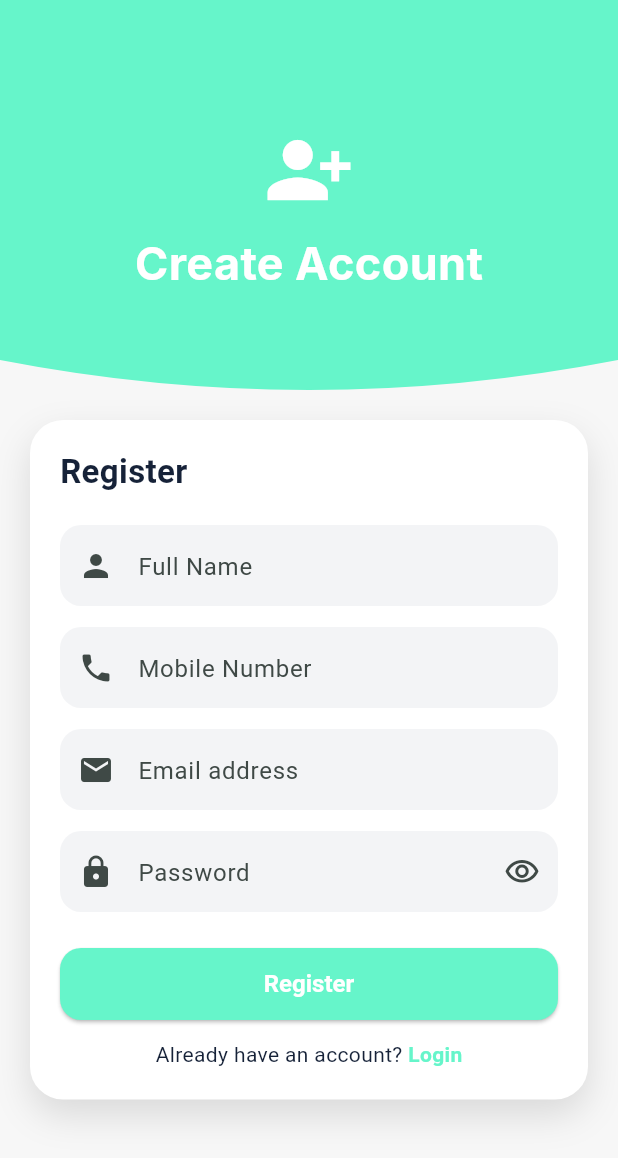
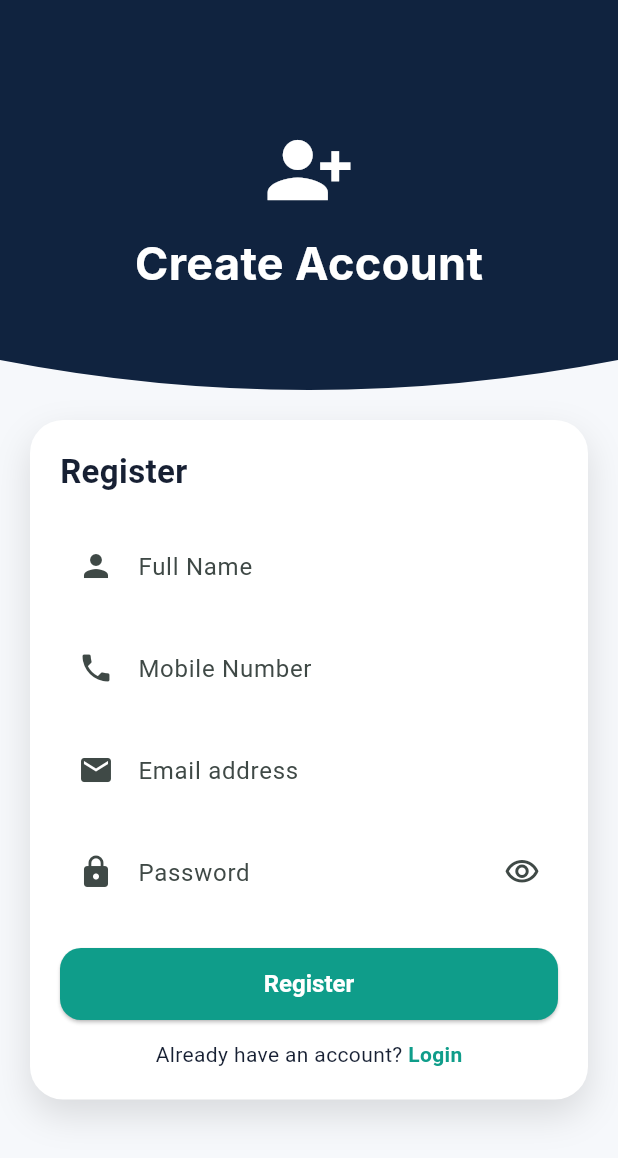
Before and after one commit to manishsukariya/PriceShield, a Flutter app: the RegisterScreen screen opened by its route, after a tap on "Login", after a tap on "Sign up", on a phone screen of 412 x 824 dp. Shown: the top 1158 px of the screen. Run offline on Flutter 3.47's test engine with Material 3 defaults, Android fonts, the phone set to English and light mode, and no system bars; our stand-ins replace firebase_auth, firebase_core, geocoding, geolocator, google_fonts, image_picker and 1 more; missing offline and left inert: google_mlkit_text_recognition, mobile_scanner; accounts and stored records are empty.

Commit message:
feat: complete professional PriceShield UI redesign

```diff
--- a/lib/app/navigation/main_navigation.dart
+++ b/lib/app/navigation/main_navigation.dart
@@ -3,6 +3,7 @@ import 'package:priceshield/features/complaints/presentation/screens/complaints_
 import 'package:priceshield/features/home/presentation/screens/home_screen.dart';
 import 'package:priceshield/features/scanner/presentation/screens/scanner_screen.dart';
 import 'package:priceshield/features/profile/presentation/screens/profile_screen.dart';
+import 'package:priceshield/core/theme/app_theme.dart';
 
 class MainNavigation extends StatefulWidget {
   const MainNavigation({super.key});
@@ -38,7 +39,7 @@ class _MainNavigationState extends State<MainNavigation> {
           ? FloatingActionButton.large(
               onPressed: _openScanner,
               tooltip: 'Scan product',
-              backgroundColor: const Color(0xff0D1B2A),
+              backgroundColor: PriceShieldColors.navy,
               foregroundColor: Colors.white,
               child: const Icon(Icons.qr_code_scanner, size: 30),
             )
--- a/lib/core/theme/app_theme.dart
+++ b/lib/core/theme/app_theme.dart
@@ -1,16 +1,17 @@
 import 'package:flutter/material.dart';
 
 abstract final class PriceShieldColors {
-  static const navy = Color(0xff0D1B2A);
-  static const primary = Color(0xff2BAE9A);
-  static const mint = Color(0xff66F5CA);
-  static const background = Color(0xffF6F7F9);
+  static const navy = Color(0xff10233F);
+  static const primary = Color(0xff0F9D8A);
+  static const mint = Color(0xffDDF7F1);
+  static const background = Color(0xffF6F8FB);
   static const surface = Colors.white;
-  static const text = Color(0xff162238);
-  static const muted = Color(0xff6B7280);
-  static const success = Color(0xff16856F);
-  static const warning = Color(0xffB76E00);
-  static const danger = Color(0xffB42318);
+  static const text = Color(0xff172033);
+  static const muted = Color(0xff5D6878);
+  static const border = Color(0xffDCE3EC);
+  static const success = Color(0xff168A68);
+  static const warning = Color(0xffC98216);
+  static const danger = Color(0xffC94C4C);
 }
 
 abstract final class PriceShieldTheme {
@@ -69,13 +70,13 @@ abstract final class PriceShieldTheme {
           style: OutlinedButton.styleFrom(
             minimumSize: const Size(0, 48),
             foregroundColor: PriceShieldColors.navy,
-            side: const BorderSide(color: Color(0xffD9DEE7)),
+            side: const BorderSide(color: PriceShieldColors.border),
             shape: RoundedRectangleBorder(borderRadius: BorderRadius.circular(14)),
           ),
         ),
         navigationBarTheme: const NavigationBarThemeData(
           backgroundColor: Colors.white,
-          indicatorColor: Color(0x332BAE9A),
+          indicatorColor: Color(0x260F9D8A),
           labelTextStyle: WidgetStatePropertyAll(TextStyle(fontSize: 12, fontWeight: FontWeight.w600)),
         ),
       );
--- a/lib/features/auth/presentation/screens/register_screen.dart
+++ b/lib/features/auth/presentation/screens/register_screen.dart
@@ -1,6 +1,7 @@
 import 'package:flutter/material.dart';
 import 'package:google_fonts/google_fonts.dart';
 import 'package:priceshield/core/widgets/wave_clipper.dart';
+import 'package:priceshield/core/theme/app_theme.dart';
 import 'package:priceshield/core/services/auth_service.dart';
 import 'package:priceshield/features/auth/presentation/screens/verify_otp_screen.dart';
 
@@ -32,7 +33,7 @@ class _RegisterScreenState extends State<RegisterScreen> {
   @override
   Widget build(BuildContext context) {
     return Scaffold(
-      backgroundColor: const Color(0xffF7F7F7),
+      backgroundColor: PriceShieldColors.background,
       body: SingleChildScrollView(
         child: Column(
           children: [
@@ -42,7 +43,7 @@ class _RegisterScreenState extends State<RegisterScreen> {
               child: Container(
                 height: 280,
                 width: double.infinity,
-                color: const Color(0xff66F5CA),
+                color: PriceShieldColors.navy,
                 alignment: Alignment.center,
                 child: Column(
                   mainAxisAlignment: MainAxisAlignment.center,
@@ -123,7 +124,7 @@ class _RegisterScreenState extends State<RegisterScreen> {
                       child: ElevatedButton(
                         onPressed: loading ? null : registerUser,
                         style: ElevatedButton.styleFrom(
-                          backgroundColor: const Color(0xff66F5CA),
+                          backgroundColor: PriceShieldColors.primary,
                           shape: RoundedRectangleBorder(
                             borderRadius: BorderRadius.circular(14),
                           ),
@@ -156,7 +157,7 @@ class _RegisterScreenState extends State<RegisterScreen> {
                           child: const Text(
                             "Login",
                             style: TextStyle(
-                              color: Color(0xff66F5CA),
+                              color: PriceShieldColors.primary,
                               fontWeight: FontWeight.bold,
                             ),
                           ),
@@ -268,7 +269,7 @@ class _RegisterScreenState extends State<RegisterScreen> {
         prefixIcon: Icon(i),
         hintText: h,
         filled: true,
-        fillColor: const Color(0xffF3F4F6),
+        fillColor: PriceShieldColors.surface,
         border: OutlineInputBorder(
           borderRadius: BorderRadius.circular(14),
           borderSide: BorderSide.none,
--- a/lib/features/auth/presentation/screens/sign_in_screen.dart
+++ b/lib/features/auth/presentation/screens/sign_in_screen.dart
@@ -5,6 +5,7 @@ import 'package:google_fonts/google_fonts.dart';
 import 'package:priceshield/core/services/auth_service.dart';
 import 'package:priceshield/core/services/priceshield_api_client.dart';
 import 'package:priceshield/core/widgets/wave_clipper.dart';
+import 'package:priceshield/core/theme/app_theme.dart';
 
 class SignInScreen extends StatefulWidget {
   const SignInScreen({super.key});
@@ -33,7 +34,7 @@ class _SignInScreenState extends State<SignInScreen> {
   @override
   Widget build(BuildContext context) {
     return Scaffold(
-      backgroundColor: const Color(0xffF7F7F7),
+      backgroundColor: PriceShieldColors.background,
       body: SingleChildScrollView(
         child: Column(
           children: [
@@ -43,7 +44,7 @@ class _SignInScreenState extends State<SignInScreen> {
               child: Container(
                 height: 280,
                 width: double.infinity,
-                color: const Color(0xff66F5CA),
+                color: PriceShieldColors.navy,
                 alignment: Alignment.center,
                 child: Column(
                   mainAxisAlignment: MainAxisAlignment.center,
@@ -129,7 +130,7 @@ class _SignInScreenState extends State<SignInScreen> {
                       child: ElevatedButton(
                         onPressed: loading ? null : loginUser,
                         style: ElevatedButton.styleFrom(
-                          backgroundColor: const Color(0xff66F5CA),
+                          backgroundColor: PriceShieldColors.primary,
                           shape: RoundedRectangleBorder(
                             borderRadius: BorderRadius.circular(14),
                           ),
@@ -160,7 +161,7 @@ class _SignInScreenState extends State<SignInScreen> {
                           child: const Text(
                             "Sign up",
                             style: TextStyle(
-                              color: Color(0xff66F5CA),
+                              color: PriceShieldColors.primary,
                               fontWeight: FontWeight.bold,
                             ),
                           ),
@@ -292,7 +293,7 @@ class _SignInScreenState extends State<SignInScreen> {
         prefixIcon: Icon(i),
         hintText: h,
         filled: true,
-        fillColor: const Color(0xffF3F4F6),
+        fillColor: PriceShieldColors.surface,
         border: OutlineInputBorder(
           borderRadius: BorderRadius.circular(14),
           borderSide: BorderSide.none,
```
Also changed, not shown: lib/features/complaints/presentation/screens/complaints_screen.dart (+6 -5 lines), lib/features/home/presentation/screens/home_screen.dart (+31 -58 lines), lib/features/profile/presentation/screens/profile_screen.dart (+8 -6 lines).
